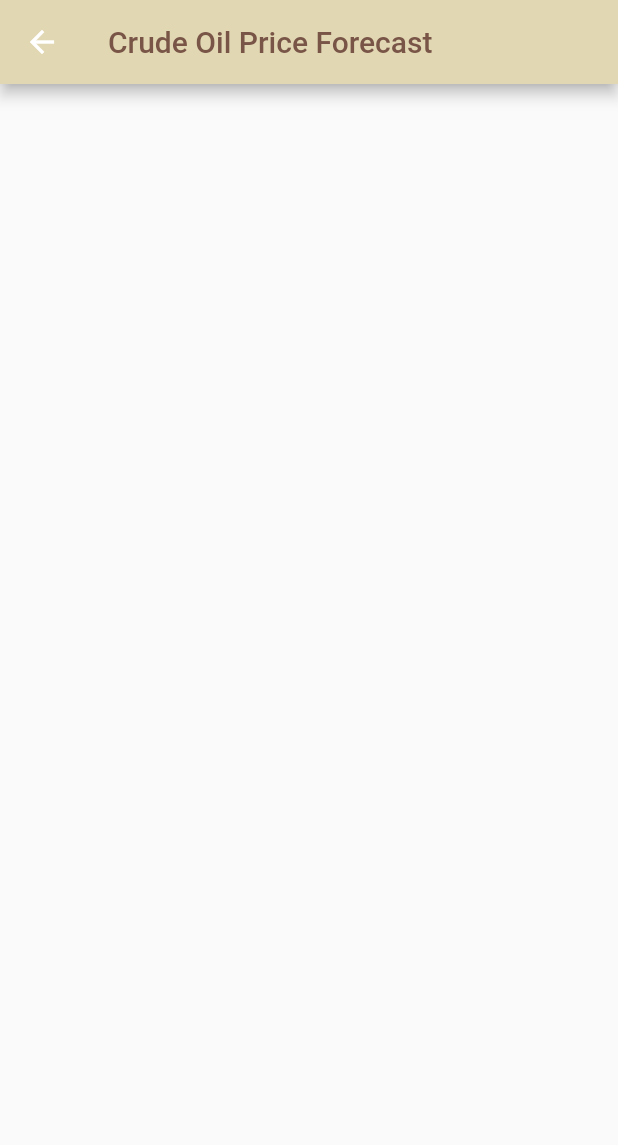
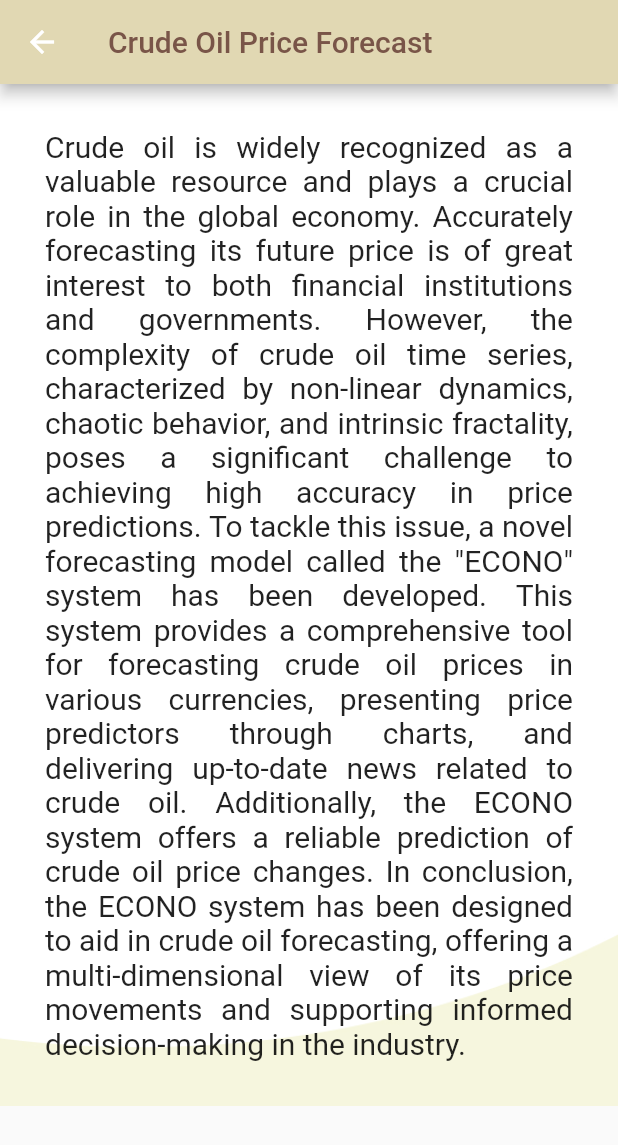
Before and after one commit to Suhas-Neramya/EconoCast, a Flutter app: the AboutPage screen opened directly, on a phone screen of 412 x 824 dp. Shown: the top 1145 px of the screen. Run offline on Flutter 3.47's test engine with Material 2 defaults, Android fonts, the phone set to English and light mode, and no system bars; our stand-ins replace firebase_auth, firebase_core, fl_chart, google_sign_in, syncfusion_flutter_charts; missing offline and left inert: switch_up; accounts and stored records are empty; statements that could not run were skipped.

Commit message:
About page
about page

```diff
--- a/Frontend/lib/screens/about_page.dart
+++ b/Frontend/lib/screens/about_page.dart
@@ -8,6 +8,30 @@ class AboutPage extends StatelessWidget {
         title:   Text('Crude Oil Price Forecast',style: TextStyle(color: Colors.brown),),
         backgroundColor: Color(0xFFE1D8B3),
       ),
+
+      body:Container(
+        decoration: const BoxDecoration(
+          image: DecorationImage(
+            image: AssetImage('assets/background.jpg'),
+            fit: BoxFit.cover,
+          ),
+        ),
+        child:const SingleChildScrollView(
+          child: Align(
+            alignment: Alignment.center,
+            child: Padding(
+              padding: EdgeInsets.all(30.0),
+              child: Text(
+                'Crude oil is widely recognized as a valuable resource and plays a crucial role in the global economy. Accurately forecasting its future price is of great interest to both financial institutions and governments. However, the complexity of crude oil time series,'
+                    ' characterized by non-linear dynamics, chaotic behavior, and intrinsic fractality, poses a significant challenge to achieving high accuracy in price predictions. To tackle this issue, a novel forecasting model called the "ECONO" system has been developed. '
+                    'This system provides a comprehensive tool for forecasting crude oil prices in various currencies, presenting price predictors through charts, and delivering up-to-date news related to crude oil. Additionally, the ECONO system offers a reliable prediction of'
+                    ' crude oil price changes. In conclusion, the ECONO system has been designed to aid in crude oil forecasting, offering a multi-dimensional view of its price movements and supporting informed decision-making in the industry.',style: TextStyle(fontSize: 20),
+                textAlign: TextAlign.justify,
+              ),
+            ),
+          ),
+        ),
+      ),
     );
   }
 }
```
